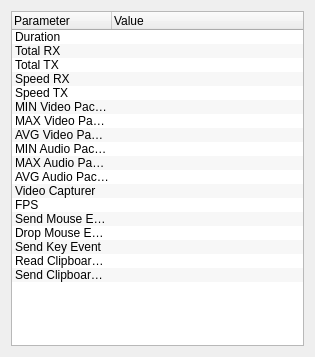
This is source/client/ui/statistics_dialog.ui in dchapyshev/aspia as Qt 5 draws it before an edit. The edited form follows.
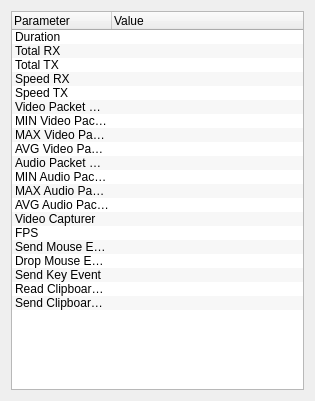
This is the edited form.

Commit message: Added video/audio packet count to metrics.

What changed in the file:
```diff
--- a/source/client/ui/statistics_dialog.ui
+++ b/source/client/ui/statistics_dialog.ui
@@ -7,7 +7,7 @@
     <x>0</x>
     <y>0</y>
     <width>315</width>
-    <height>357</height>
+    <height>401</height>
    </rect>
   </property>
   <property name="windowTitle">
@@ -66,6 +66,11 @@
        <string notr="true">Speed TX</string>
       </property>
      </item>
+     <item>
+      <property name="text">
+       <string notr="true">Video Packet Count</string>
+      </property>
+     </item>
      <item>
       <property name="text">
        <string notr="true">MIN Video Packet</string>
@@ -81,6 +86,11 @@
        <string notr="true">AVG Video Packet</string>
       </property>
      </item>
+     <item>
+      <property name="text">
+       <string notr="true">Audio Packet Count</string>
+      </property>
+     </item>
      <item>
       <property name="text">
        <string notr="true">MIN Audio Packet</string>
```
The commit also changes 4 other files.
